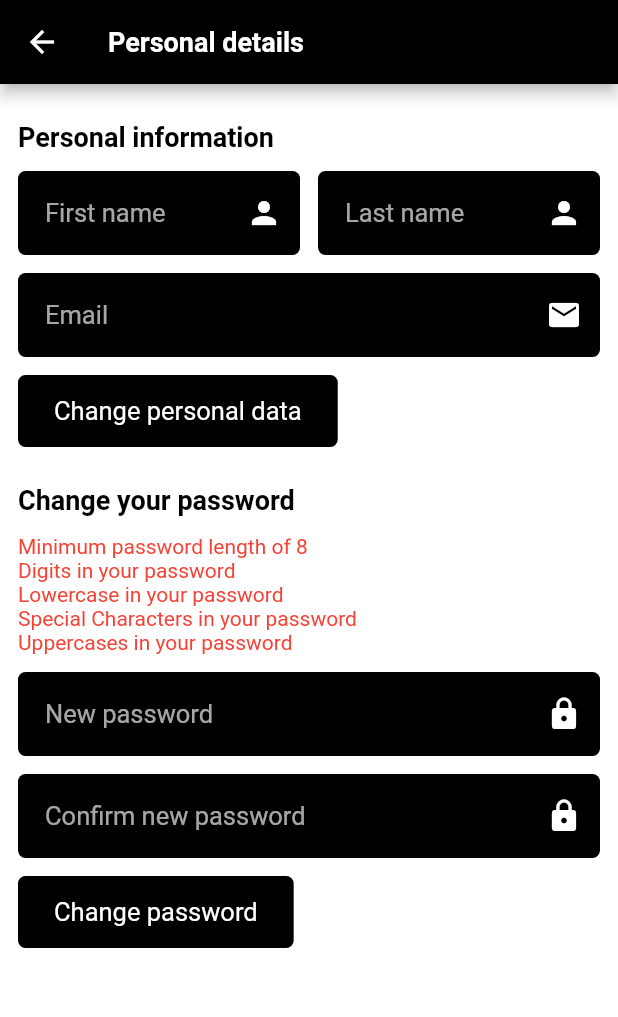
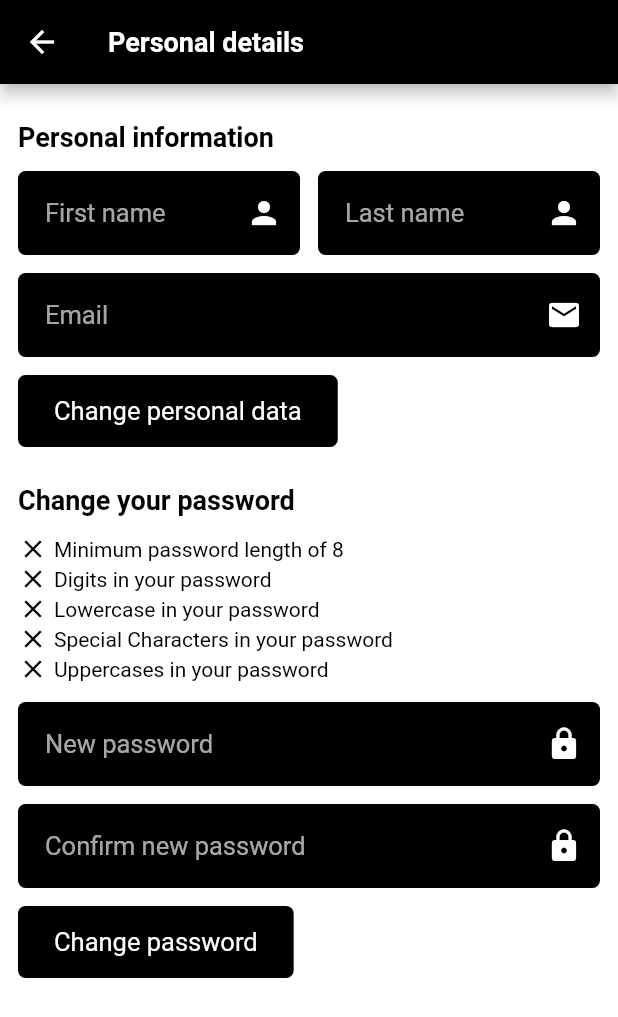
Before and after one commit to JobMoll/simple-user-api-authentication-flutter, a Flutter app: the ChangeUserDetailsPage screen opened directly, on a phone screen of 412 x 824 dp. Shown: the top 1017 px of the screen. Run offline on Flutter 3.47's test engine with Material 2 defaults, Android fonts, the phone set to English and light mode, and no system bars; our stand-ins replace dio, flutter_secure_storage, get; accounts and stored records are empty.

Commit message:
Even more UI changes

```diff
--- a/lib/loggedin_pages/settings_pages/change_user_details.dart
+++ b/lib/loggedin_pages/settings_pages/change_user_details.dart
@@ -183,39 +183,26 @@ class _ChangeUserDetailsPageState extends State<ChangeUserDetailsPage> {
                           child: Column(
                             crossAxisAlignment: CrossAxisAlignment.start,
                             children: [
-                              Text(
-                                passwordTipHasMinLength + minLength.toString(),
-                                style: TextStyle(
-                                    color: hasMinLength
-                                        ? Colors.green
-                                        : Colors.red),
+                              PasswordRequirements(
+                                tip: passwordTipHasMinLength +
+                                    minLength.toString(),
+                                hasRequirement: hasMinLength,
                               ),
-                              Text(
-                                passwordTipHasDigits,
-                                style: TextStyle(
-                                    color:
-                                        hasDigits ? Colors.green : Colors.red),
+                              PasswordRequirements(
+                                tip: passwordTipHasDigits,
+                                hasRequirement: hasDigits,
                               ),
-                              Text(
-                                passwordTipHasLowercase,
-                                style: TextStyle(
-                                    color: hasLowercase
-                                        ? Colors.green
-                                        : Colors.red),
+                              PasswordRequirements(
+                                tip: passwordTipHasLowercase,
+                                hasRequirement: hasLowercase,
                               ),
-                              Text(
-                                passwordTipHasSpecialCharacters,
-                                style: TextStyle(
-                                    color: hasSpecialCharacters
-                                        ? Colors.green
-                                        : Colors.red),
+                              PasswordRequirements(
+                                tip: passwordTipHasSpecialCharacters,
+                                hasRequirement: hasSpecialCharacters,
                               ),
-                              Text(
-                                passwordTipHasUppercase,
-                                style: TextStyle(
-                                    color: hasUppercase
-                                        ? Colors.green
-                                        : Colors.red),
+                              PasswordRequirements(
+                                tip: passwordTipHasUppercase,
+                                hasRequirement: hasUppercase,
                               ),
                             ],
                           ),
@@ -299,3 +286,36 @@ class _ChangeUserDetailsPageState extends State<ChangeUserDetailsPage> {
     );
   }
 }
+
+class PasswordRequirements extends StatelessWidget {
+  const PasswordRequirements({
+    Key key,
+    @required this.tip,
+    this.minLength,
+    @required this.hasRequirement,
+  }) : super(key: key);
+
+  final String tip;
+  final int minLength;
+  final bool hasRequirement;
+
+  @override
+  Widget build(BuildContext context) {
+    return Row(
+      children: [
+        Icon(
+          hasRequirement ? Icons.check : Icons.close,
+          color: hasRequirement ? Colors.green : Colors.black,
+          size: 20,
+        ),
+        SizedBox(
+          width: 4,
+        ),
+        Text(
+          tip,
+          style: TextStyle(color: hasRequirement ? Colors.green : Colors.black),
+        ),
+      ],
+    );
+  }
+}
--- a/lib/simple_user_api_authentication_class.dart
+++ b/lib/simple_user_api_authentication_class.dart
@@ -5,6 +5,7 @@ import 'package:flutter/material.dart';
 import 'package:flutter_secure_storage/flutter_secure_storage.dart'
     as secureStorage;
 import 'package:get/get.dart';
+import 'package:simple_user_api_authentication/global_widgets.dart';
 
 final dio = dioCalls.Dio(
   dioCalls.BaseOptions(
@@ -263,7 +264,7 @@ class SimpleUserAPIAuthentication {
       padding: EdgeInsets.all(10),
       borderRadius: 0,
       snackPosition: SnackPosition.BOTTOM,
-      backgroundColor: Colors.black87,
+      backgroundColor: Colors.black,
       shouldIconPulse: true,
       barBlur: 100,
       isDismissible: true,
```
